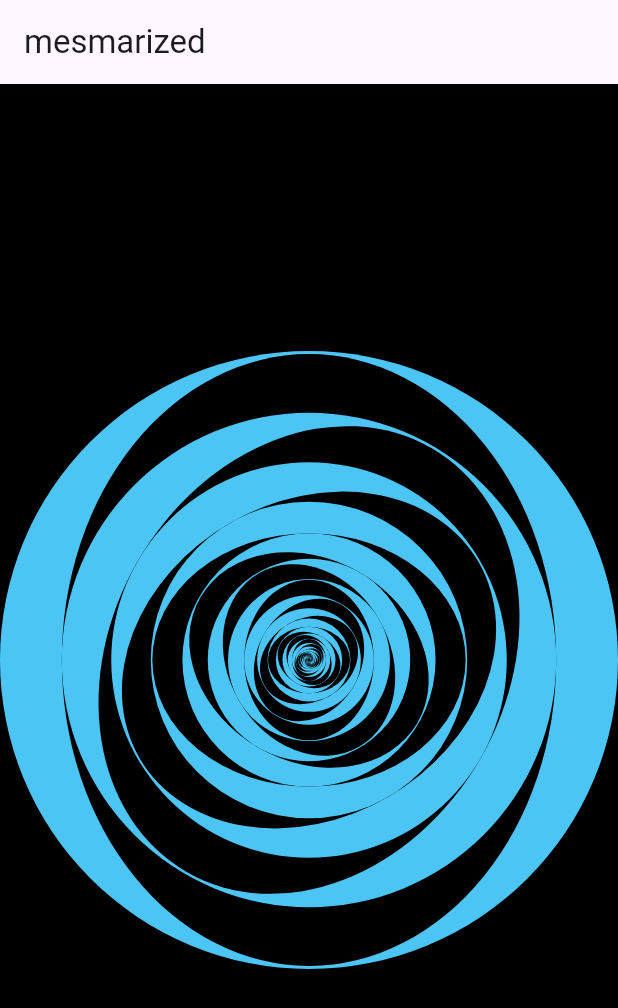
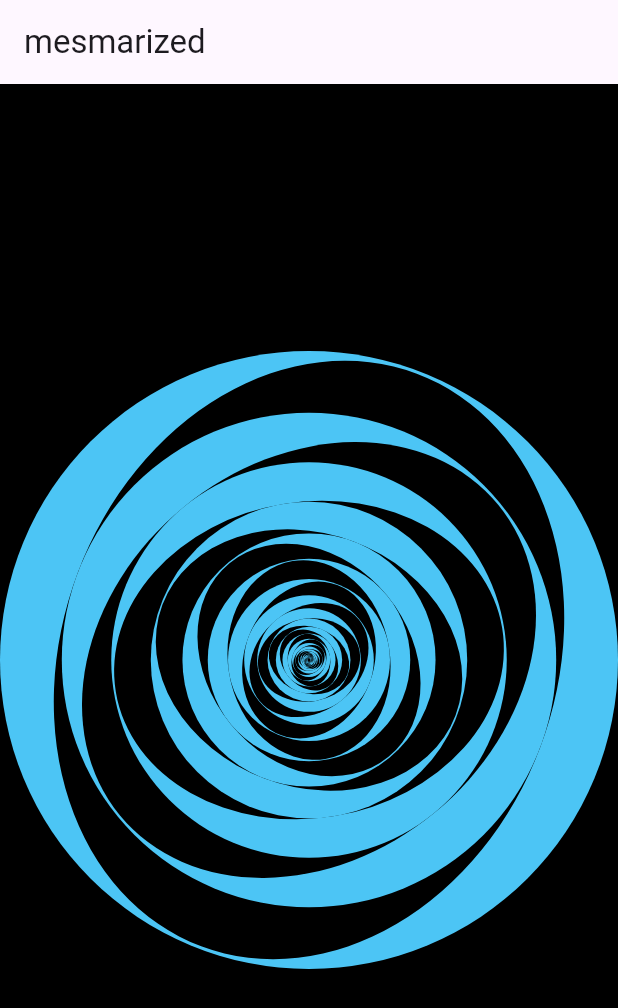
Before and after one commit to KasunHasanga/FlutterMesmerizedCanvas, a Flutter app: the first screen one second after launch, on a phone screen of 412 x 824 dp. Shown: the top 1008 px of the screen. Run offline on Flutter 3.47's test engine with Material 3 defaults, Android fonts, the phone set to English and light mode, and no system bars.

Commit message:
rotating mesmarized

```diff
--- a/lib/mesmarizeWidget.dart
+++ b/lib/mesmarizeWidget.dart
@@ -1,3 +1,4 @@
+import 'dart:async';
 import 'dart:math';
 
 import 'package:flutter/material.dart';
@@ -10,6 +11,20 @@ class MesmerizeWidget extends StatefulWidget {
 }
 
 class _MesmerizeWidgetState extends State<MesmerizeWidget> {
+
+  late final Timer timer;
+  double theta=0.0;
+
+  @override
+  void initState() {
+    super.initState();
+    timer =Timer.periodic(const Duration(milliseconds: 25), (timer) {
+      setState(() {
+        theta +=0.01;
+      });
+    });
+  }
+
   @override
   Widget build(BuildContext context) {
     return Scaffold(
@@ -18,7 +33,7 @@ class _MesmerizeWidgetState extends State<MesmerizeWidget> {
       ),
       body: CustomPaint(
         child: Container(),
-        painter: MesmarizePainter(),
+        painter: MesmarizePainter(theta),
       ),
     );
   }
@@ -29,6 +44,9 @@ final bgPaint = Paint()
   ..style = PaintingStyle.fill;
 
 class MesmarizePainter extends CustomPainter {
+   double theta;
+  MesmarizePainter(this. theta);
+
   final maxAngle = 720.0;
   final step = 30.0;
 
@@ -40,7 +58,7 @@ class MesmarizePainter extends CustomPainter {
     double r = size.width / 2;
     // drawCircle(canvas,c,r);
     for (double angle = 0.0; angle < maxAngle; angle += step) {
-      drawCircle(canvas, c, r, angle);
+      drawCircle(canvas, c, r, angle,theta);
       r = r * 0.8;
     }
   }
@@ -50,7 +68,7 @@ class MesmarizePainter extends CustomPainter {
     return true;
   }
 
-  void drawCircle(Canvas canvas, Offset c, double r, double angle) {
+  void drawCircle(Canvas canvas, Offset c, double r, double angle, double theta) {
     final paint = Paint()
       ..color = Color(0xFF4CC5F5)
       ..style = PaintingStyle.fill;
@@ -60,7 +78,7 @@ class MesmarizePainter extends CustomPainter {
 
     canvas.save();
     canvas.translate(c.dx, c.dy);
-    canvas.rotate(angle * pi / 180);
+    canvas.rotate(angle * pi / 180 +theta);
     canvas.drawOval(rect, bgPaint);
     canvas.restore();
   }
```
